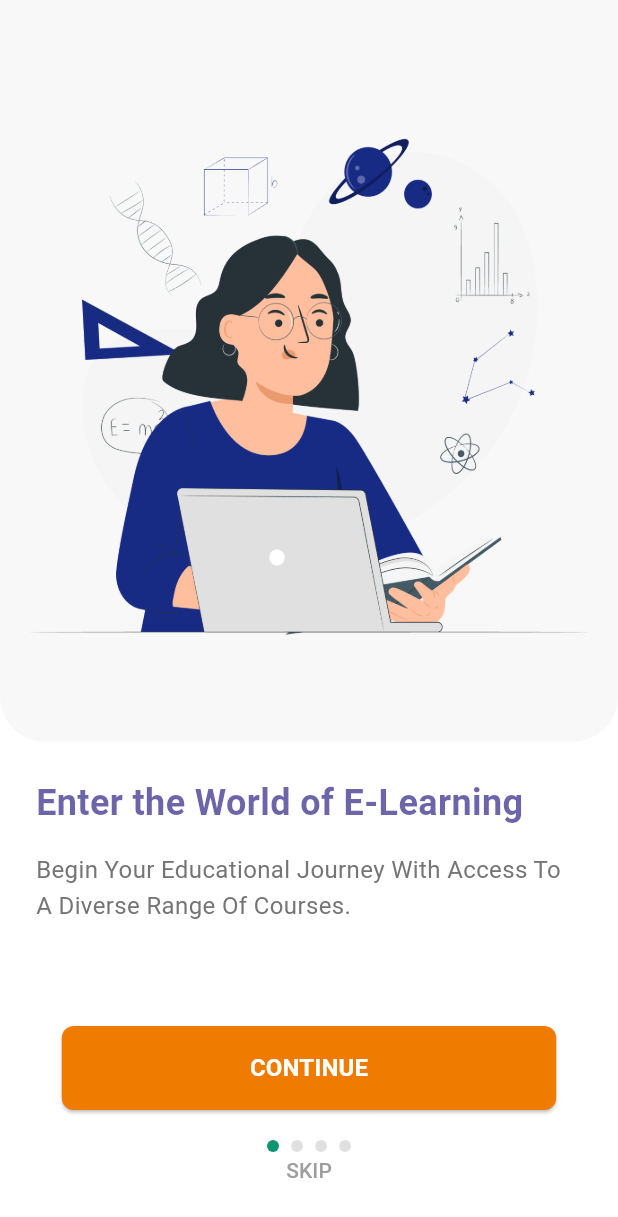
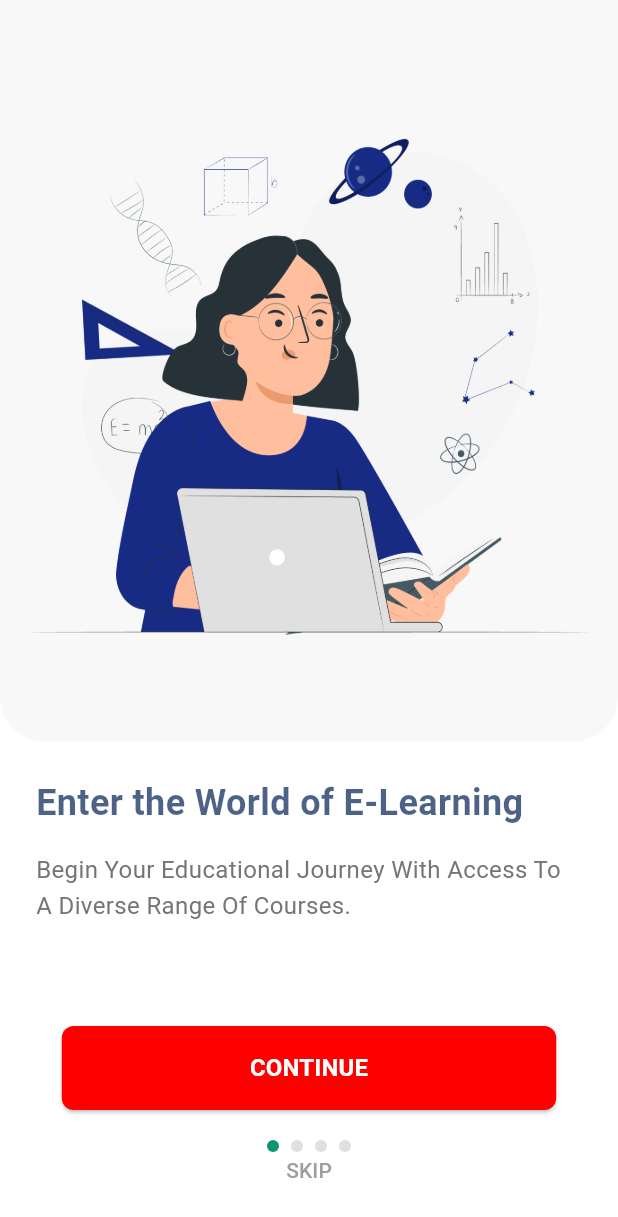
Before and after one commit to donymashup/Thakshasila, a Flutter app: the screen it shows after launch, on a phone screen of 412 x 824 dp. Shown: the top 1217 px of the screen. Run offline on Flutter 3.47's test engine with Material 3 defaults, Android fonts, the phone set to English and light mode, and no system bars; our stand-ins replace better_player, cached_network_image, curved_labeled_navigation_bar, dash_chat_2, fl_chart, fluentui_system_icons and 13 more; missing offline and left inert: chat_gpt_sdk, flutter_tex, razorpay_flutter, syncfusion_flutter_pdfviewer; accounts and stored records are empty; network calls fail; statements that could not run were skipped.

Commit message:
splash_changed

```diff
--- a/lib/common widgets/splash_screen.dart
+++ b/lib/common widgets/splash_screen.dart
@@ -29,9 +29,9 @@ class _SplashScreenState extends State<SplashScreen> {
       backgroundColor: AppConstant.cardBackground, // Use AppConstant for background color
       body: Center(
         child: Image.asset(
-          'assets/images/talentlogo.png',
-          width: 300, // Set the desired width
-          height: 300, // Set the desired height
+          'assets/images/thakshasilalogo.jpg',
+          width: 450, // Set the desired width
+          height: 450, // Set the desired height
         ),
       ),
     );
--- a/lib/constants/app_constants.dart
+++ b/lib/constants/app_constants.dart
@@ -4,13 +4,30 @@ class AppConstant {
   static const appName = "Talent International Academy";
   static const backgroundColor2 = Color.fromARGB(255, 250, 246, 247);
   //static const primaryColor = Color(0xFFD70000);
-  static const primaryColor = Color(0xFFEF7B00); // Orange
-  static final primaryColorLight =
-      Color(0xFFEF7B00).withOpacity(0.8); // Light Orange
+  //static const primaryColor = Color(0xFFEF7B00); // Orange
 
-  static const secondaryColor = Color(0xFF2F2484); //dart blue
+
+  static const primaryColor = Color(0xFFFF0000);  // Example vibrant red
+
+  // static final primaryColorLight =
+  //     Color(0xFFEF7B00).withOpacity(0.8); // Light Orange
+
+    static final primaryColorLight =
+      Color(0xFFFF0000).withOpacity(0.8);
+
+
+
+
+  //static const secondaryColor = Color(0xFF2F2484); //dart blue
+
+  static const secondaryColor = Color(0xFF001F54);  // Dark blue/navy shade
+
+
+  // static final secondaryColorLight =
+  //     Color(0xFF2F2484).withOpacity(0.7); // Light dart blue
+
   static final secondaryColorLight =
-      Color(0xFF2F2484).withOpacity(0.7); // Light dart blue
+      Color(0xFF001F54).withOpacity(0.7); // Light dart blue
 
   static const lightGradient = Color.fromARGB(255, 214, 63, 69);
   static const darkGradient = Color.fromARGB(255, 138, 3, 3);
--- a/lib/features/auth/screen/login.dart
+++ b/lib/features/auth/screen/login.dart
@@ -94,8 +94,8 @@ class _LoginState extends State<Login> {
                     Padding(
                       padding: const EdgeInsets.only(bottom: 0.0),
                       child: Image.asset(
-                        'assets/images/talentlogo.png', // Replace with your logo asset path
-                        height: 55, // Adjust the height as needed
+                        'assets/images/thakshasilalogo.jpg', // Replace with your logo asset path
+                        height: 150, // Adjust the height as needed
                       ),
                     ),
                     // const Text(
--- a/lib/features/auth/screen/registration.dart
+++ b/lib/features/auth/screen/registration.dart
@@ -96,7 +96,7 @@ class _RegistrationScreenState extends State<RegistrationScreen> {
                   child: const Padding(
                     padding: EdgeInsets.symmetric(horizontal: 100),
                     child: Text(
-                      'Tell Us a Bit About Yourself',
+                      'Tell Us a Bit About/nYourself',
                       textAlign: TextAlign.center,
                       style: TextStyle(
                         color: AppConstant.cardBackground,
--- a/lib/features/drawermenu/screens/drawer.dart
+++ b/lib/features/drawermenu/screens/drawer.dart
@@ -91,7 +91,7 @@ class DrawerScreen extends StatelessWidget {
               decoration: BoxDecoration(color: AppConstant.cardBackground),
               child: Center(
                 child: Image.asset(
-                  'assets/images/talentlogo.png',
+                  'assets/images/thakshasilalogo.jpg',
                   height: 200,
                   width: 200,
                 ),
--- a/lib/features/profile/screen/my_profile.dart
+++ b/lib/features/profile/screen/my_profile.dart
@@ -146,7 +146,7 @@ class _ProfileScreenState extends State<ProfileScreen> {
                   ElevatedButton(
                     onPressed: _pickImage,
                     style: ElevatedButton.styleFrom(
-                      backgroundColor: AppConstant.primaryColor,
+                      backgroundColor: AppConstant.secondaryColorLight,
                       shape: RoundedRectangleBorder(borderRadius: BorderRadius.circular(10)),
                       minimumSize: Size(double.infinity, 50),
                     ),
@@ -193,7 +193,7 @@ class _ProfileScreenState extends State<ProfileScreen> {
                   ElevatedButton(
                     onPressed: isUpdatingPassword ? null : updatePassword,
                     style: ElevatedButton.styleFrom(
-                      backgroundColor: AppConstant.primaryColor2,
+                      backgroundColor: AppConstant.buttonupdate,
                       shape: RoundedRectangleBorder(borderRadius: BorderRadius.circular(10)),
                       minimumSize: Size(double.infinity, 50),
                     ),
```
Also changed, not shown: lib/common widgets/customappbar.dart (+8 -8 lines), assets/images/thakshasilalogo.jpg (added).
